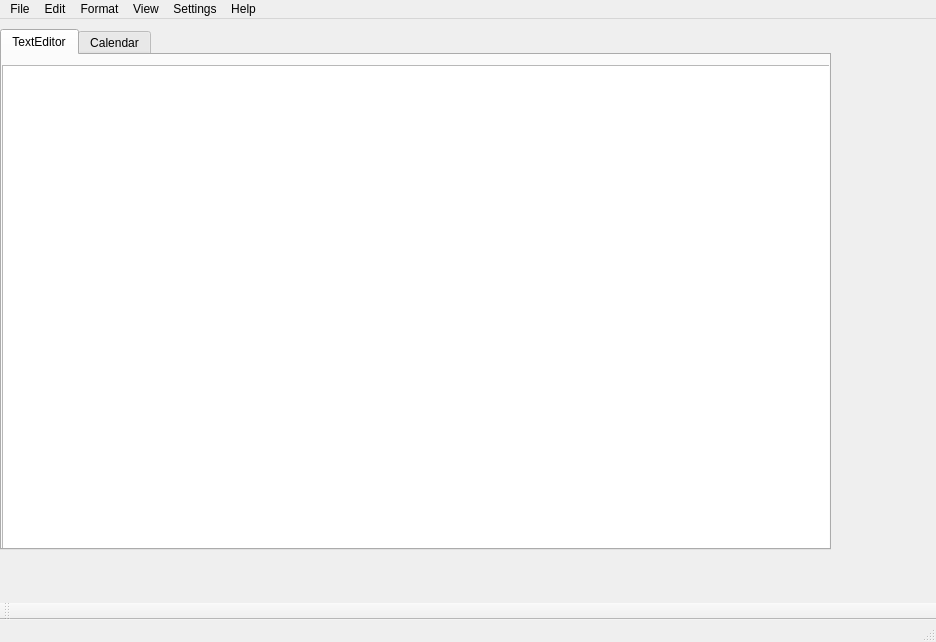
This is Qt Project Files/SpiralBound/mainwindow.ui in ECU-CSCI-4230/SpiralBound as Qt 5 draws it before an edit. The edited form follows.
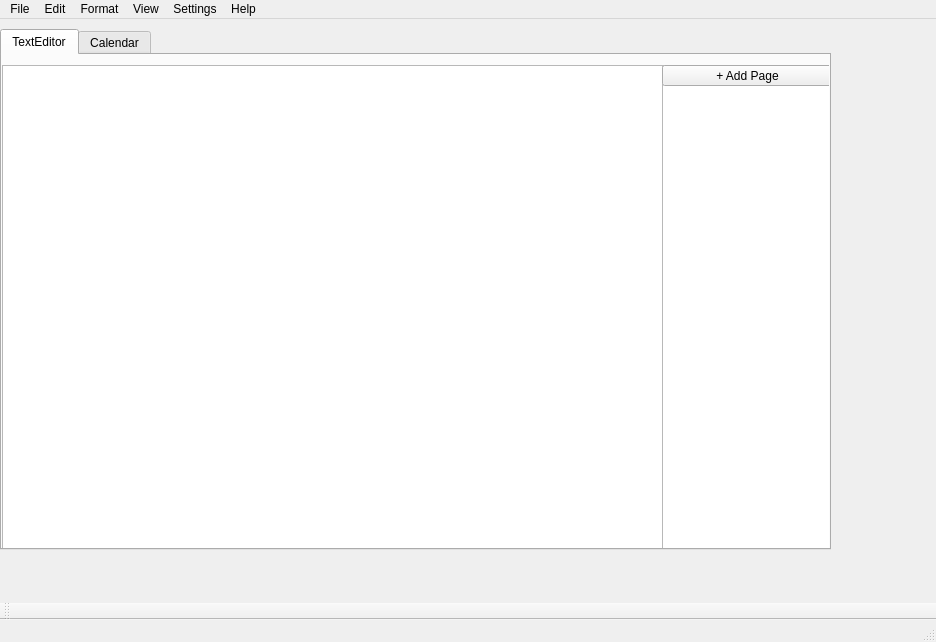
This is the edited form.

```diff
--- a/Qt Project Files/SpiralBound/mainwindow.ui
+++ b/Qt Project Files/SpiralBound/mainwindow.ui
@@ -52,6 +52,29 @@
        </rect>
       </property>
      </widget>
+     <widget class="QListWidget" name="listWidget">
+      <property name="geometry">
+       <rect>
+        <x>660</x>
+        <y>10</y>
+        <width>171</width>
+        <height>491</height>
+       </rect>
+      </property>
+     </widget>
+     <widget class="QPushButton" name="pushButton">
+      <property name="geometry">
+       <rect>
+        <x>660</x>
+        <y>10</y>
+        <width>171</width>
+        <height>21</height>
+       </rect>
+      </property>
+      <property name="text">
+       <string>+ Add Page</string>
+      </property>
+     </widget>
     </widget>
     <widget class="QWidget" name="tab_2">
      <attribute name="title">
```
Left out of the diff: 2 changed lines with no effect on the pictures.
